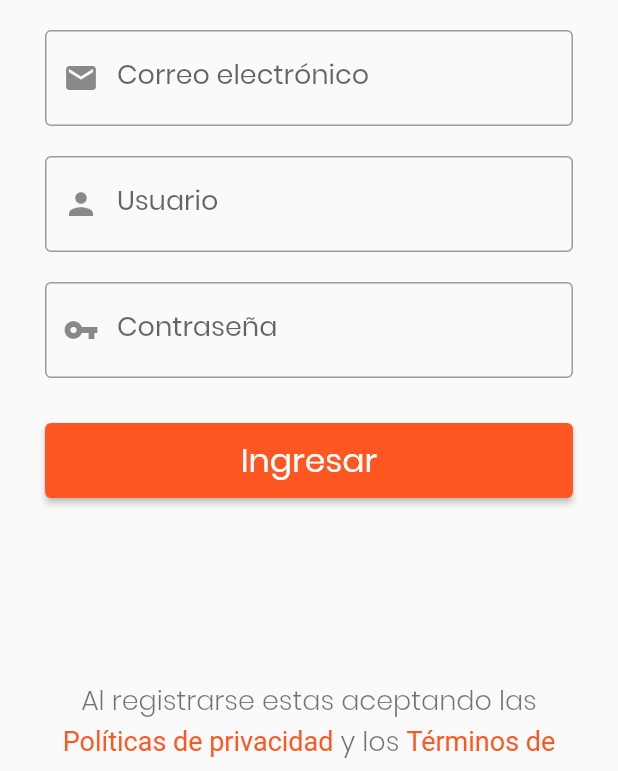
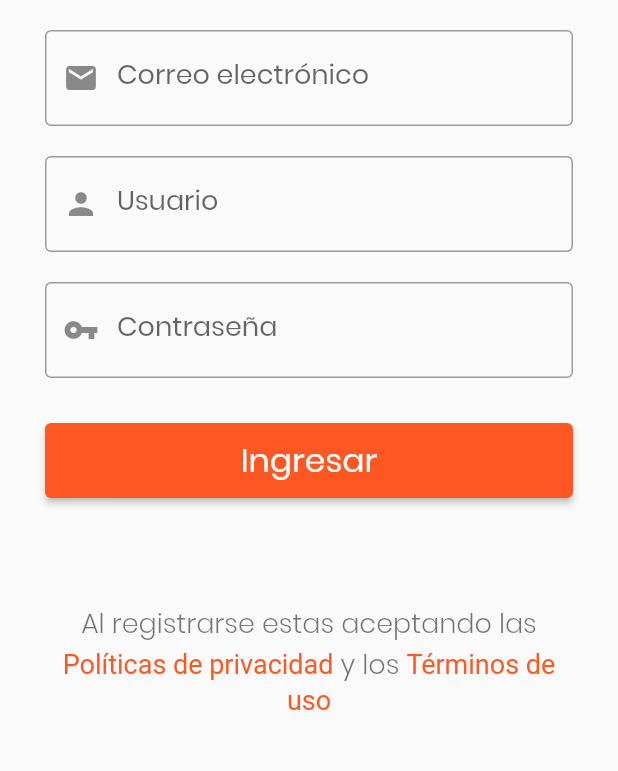
Before and after one commit to ChuchinJJ/PlaceBot, a Flutter app: the NuevaCuenta screen opened directly, on a phone screen of 412 x 824 dp, the part 465-1236 px from its top. Run offline on Flutter 3.47's test engine with Material 2 defaults, Android fonts, the phone set to English and light mode, and no system bars; our stand-ins replace carousel_slider, cloud_firestore, firebase_auth, firebase_core, flutter_chat_types, flutter_chat_ui and 4 more; missing offline and left inert: flutter_polyline_points, flutter_witai; accounts and stored records are empty.

Commit message:
dev_s06 corrección a ayuda y nueva cuenta

```diff
--- a/lib/models/Traits.dart
+++ b/lib/models/Traits.dart
@@ -21,7 +21,7 @@ class Traits extends Intencion {
         String ayuda = parametros[0]["Ayuda"].toLowerCase();
         if (ayuda.contains("ruta") || ayuda.contains("destino")) {
           respuesta =
-              "Puedes solicitar rutas de un lugar en específico a otro, o desde tu posición, por ejemplo: “Traza una ruta del centro de Guadalajara al Lago de Chapala” o “Muestra una ruta al Palacio de bellas Artes”";
+              "Puedes solicitar rutas de un lugar en específico a otro, o desde tu posición, por ejemplo: “Traza una ruta del centro de Guadalajara al Malecón de Chapala” o “Muestra una ruta al Palacio de bellas Artes”";
         } else if (ayuda.contains("cercano") ||
             ayuda.contains("cercana") ||
             ayuda.contains("rededor")) {
--- a/lib/views/nuevaCuenta.dart
+++ b/lib/views/nuevaCuenta.dart
@@ -143,7 +143,6 @@ class NuevaCuentaState extends State<NuevaCuenta> {
                     ),
                   ),
                 ]))),
-        SizedBox(height: MediaQuery.of(context).size.height / 16),
         Container(
           padding: EdgeInsets.all(40),
           child: RichText(
```
